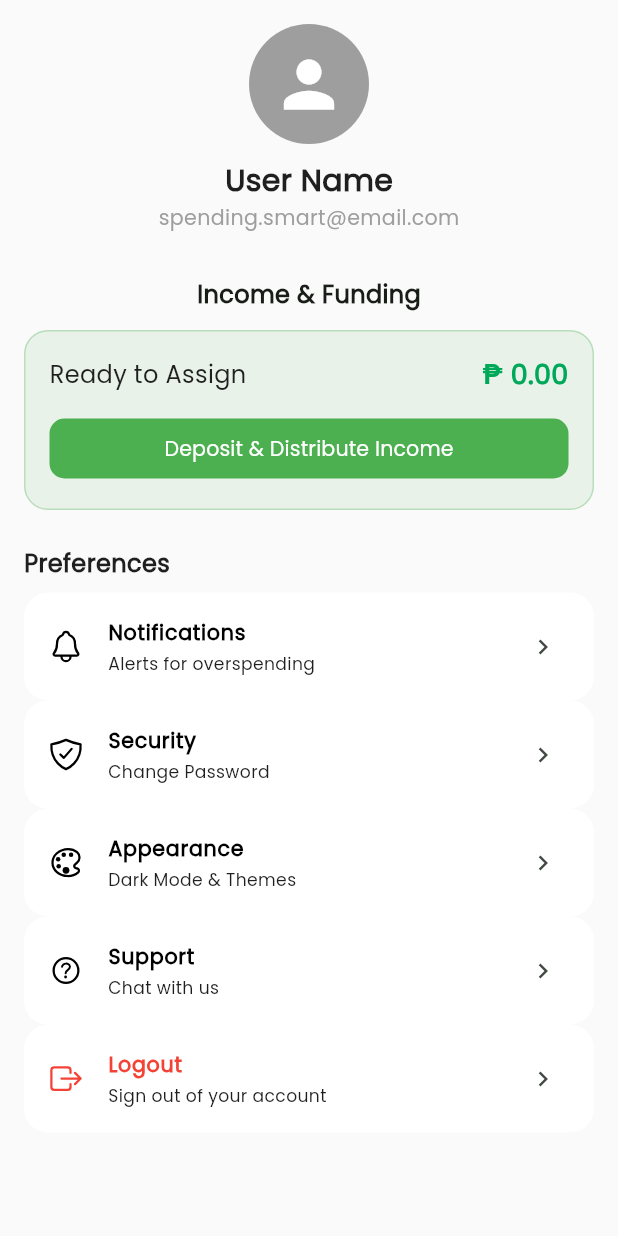
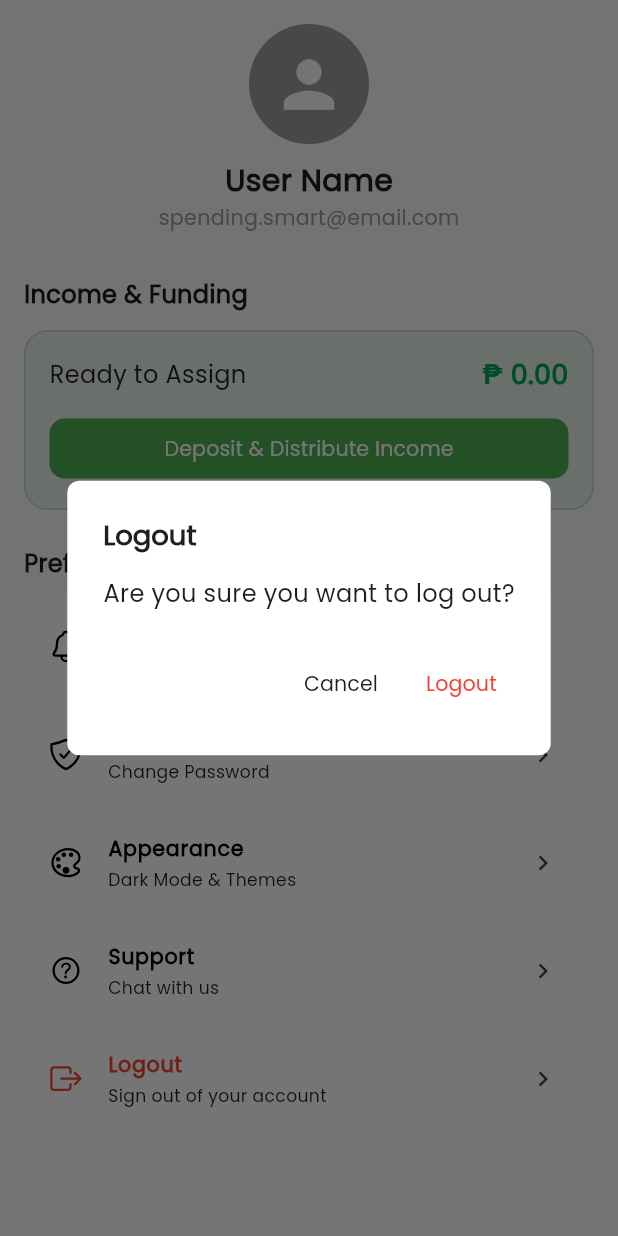
Before and after one commit to sam021624/spendsmart, a Flutter app: the ProfileScreen screen opened directly, after a tap on "Logout", on a phone screen of 412 x 824 dp. Run offline on Flutter 3.47's test engine with Material 3 defaults, Android fonts, the phone set to English and light mode, and no system bars; our stand-ins replace carousel_slider, cloud_firestore, dotted_border, firebase_auth, firebase_core, flutter_bloc and 7 more; accounts and stored records are empty.

Commit message:
[FEAT] remember me function
[FEAT] logout functionality

```diff
--- /dev/null
+++ b/lib/common/widgets/widget_snackbar.dart
@@ -0,0 +1,57 @@
+import 'package:flutter/material.dart';
+import 'package:toastification/toastification.dart';
+
+class WidgetSnackbar {
+  /// Shows a success toast
+  static void showSuccess({
+    required BuildContext context,
+    required String message,
+    String? title,
+  }) {
+    toastification.show(
+      context: context,
+      type: ToastificationType.success,
+      style: ToastificationStyle.flatColored,
+      title: Text(title ?? 'Success'),
+      description: Text(message),
+      alignment: Alignment.topRight,
+      autoCloseDuration: const Duration(seconds: 4),
+      borderRadius: BorderRadius.circular(12),
+      showProgressBar: true,
+    );
+  }
+
+  /// Shows an error toast (Perfect for your Login/Firebase errors)
+  static void showError({
+    required BuildContext context,
+    required String message,
+    String? title,
+  }) {
+    toastification.show(
+      context: context,
+      type: ToastificationType.error,
+      style: ToastificationStyle.flatColored,
+      title: Text(title ?? 'Error'),
+      description: Text(message),
+      alignment: Alignment.topRight,
+      autoCloseDuration: const Duration(seconds: 4),
+      primaryColor: Colors.red,
+      borderRadius: BorderRadius.circular(12),
+      showProgressBar: true,
+    );
+  }
+
+  static void showInfo({
+    required BuildContext context,
+    required String message,
+  }) {
+    toastification.show(
+      context: context,
+      type: ToastificationType.info,
+      style: ToastificationStyle.minimal,
+      description: Text(message),
+      alignment: Alignment.bottomCenter,
+      autoCloseDuration: const Duration(seconds: 3),
+    );
+  }
+}
--- a/lib/views/profile/presentation/profile_screen.dart
+++ b/lib/views/profile/presentation/profile_screen.dart
@@ -1,14 +1,41 @@
 import 'package:flutter/material.dart';
+import 'package:flutter_riverpod/flutter_riverpod.dart';
 import 'package:flutter_screenutil/flutter_screenutil.dart';
 import 'package:ionicons/ionicons.dart';
 import 'package:spendsmart/common/constants/app_colors.dart';
+import 'package:spendsmart/common/widgets/widget_snackbar.dart';
 import 'package:spendsmart/common/widgets/widget_text.dart';
+import 'package:spendsmart/core/helper/navigation_extension.dart';
+import 'package:spendsmart/core/services/auth_service.dart';
+import 'package:spendsmart/views/onboarding/onboarding_screen.dart';
 
-class ProfileScreen extends StatelessWidget {
+class ProfileScreen extends ConsumerWidget {
   const ProfileScreen({super.key});
 
+  Future<void> _handleLogout(BuildContext context, WidgetRef ref) async {
+    try {
+      await AuthService().signOut();
+
+      if (context.mounted) {
+        context.pushAndClear(OnboardingScreen());
+        WidgetSnackbar.showSuccess(
+          context: context,
+          title: "Logged Out",
+          message: "You have been successfully signed out.",
+        );
+      }
+    } catch (e) {
+      if (context.mounted) {
+        WidgetSnackbar.showError(
+          context: context,
+          message: "Failed to log out. Please try again.",
+        );
+      }
+    }
+  }
+
   @override
-  Widget build(BuildContext context) {
+  Widget build(BuildContext context, WidgetRef ref) {
     return Scaffold(
       body: SafeArea(
         child: SingleChildScrollView(
@@ -18,13 +45,13 @@ class ProfileScreen extends StatelessWidget {
               Center(
                 child: Column(
                   children: [
-                    CircleAvatar(
+                    const CircleAvatar(
                       radius: 40,
                       backgroundColor: Colors.grey,
                       child: Icon(Icons.person, size: 50, color: Colors.white),
                     ),
-                    SizedBox(height: 10),
-                    WidgetText(
+                    const SizedBox(height: 10),
+                    const WidgetText(
                       text: "User Name",
                       fontSize: 20,
                       fontWeight: FontWeight.bold,
@@ -40,65 +67,93 @@ class ProfileScreen extends StatelessWidget {
 
               const SizedBox(height: 30),
 
-              const Text(
-                "Income & Funding",
-                style: TextStyle(fontSize: 16, fontWeight: FontWeight.bold),
+              const Align(
+                alignment: Alignment.centerLeft,
+                child: Text(
+                  "Income & Funding",
+                  style: TextStyle(fontSize: 16, fontWeight: FontWeight.bold),
+                ),
               ),
               const SizedBox(height: 12),
               _buildFundingCard(context),
 
               const SizedBox(height: 24),
 
-              Align(
-                alignment: AlignmentGeometry.topLeft,
-                child: const WidgetText(
+              const Align(
+                alignment: Alignment.topLeft,
+                child: WidgetText(
                   text: "Preferences",
                   textAlign: TextAlign.start,
                   fontWeight: FontWeight.bold,
                 ),
               ),
               const SizedBox(height: 8),
+
               _buildSettingsTile(
-                Ionicons.notifications_outline,
-                Colors.black,
-                "Notifications",
-                Colors.black,
-                "Alerts for overspending",
+                icon: Ionicons.notifications_outline,
+                title: "Notifications",
+                subtitle: "Alerts for overspending",
               ),
               _buildSettingsTile(
-                Ionicons.shield_checkmark_outline,
-                Colors.black,
-                "Security",
-                Colors.black,
-                "Change Password",
+                icon: Ionicons.shield_checkmark_outline,
+                title: "Security",
+                subtitle: "Change Password",
               ),
               _buildSettingsTile(
-                Ionicons.color_palette_outline,
-                Colors.black,
-                "Appearance",
-                Colors.black,
-                "Dark Mode & Themes",
+                icon: Ionicons.color_palette_outline,
+                title: "Appearance",
+                subtitle: "Dark Mode & Themes",
               ),
               _buildSettingsTile(
-                Ionicons.help_circle_outline,
-                Colors.black,
-                "Support",
-                Colors.black,
-                "Chat with us",
+                icon: Ionicons.help_circle_outline,
+                title: "Support",
+                subtitle: "Chat with us",
               ),
 
               _buildSettingsTile(
-                Ionicons.exit_outline,
-                AppColors.red,
-                "Logout",
-                AppColors.red,
-                "Sign out of your account",
+                icon: Ionicons.exit_outline,
+                iconColor: AppColors.red,
+                title: "Logout",
+                titleColor: AppColors.red,
+                subtitle: "Sign out of your account",
+                onTap: () => _showLogoutDialog(context, ref),
               ),
 
               const SizedBox(height: 20),
             ],
           ),
         ),
+      ),
+    );
+  }
+
+  void _showLogoutDialog(BuildContext context, WidgetRef ref) {
+    showDialog(
+      context: context,
+      builder: (context) => AlertDialog(
+        title: WidgetText(
+          text: "Logout",
+          fontSize: 16.sp,
+          fontWeight: FontWeight.bold,
+        ),
+        content: const WidgetText(text: "Are you sure you want to log out?"),
+        actions: [
+          TextButton(
+            onPressed: () => Navigator.pop(context),
+            child: WidgetText(text: "Cancel", fontSize: 12.sp),
+          ),
+          TextButton(
+            onPressed: () {
+              Navigator.pop(context);
+              _handleLogout(context, ref);
+            },
+            child: WidgetText(
+              text: "Logout",
+              textColor: AppColors.red,
+              fontSize: 12.sp,
+            ),
+          ),
+        ],
       ),
     );
   }
@@ -149,13 +204,14 @@ class ProfileScreen extends StatelessWidget {
     );
   }
 
-  Widget _buildSettingsTile(
-    IconData icon,
-    Color iconColor,
-    String title,
-    Color titleColor,
-    String subtitle,
-  ) {
+  Widget _buildSettingsTile({
+    required IconData icon,
+    Color iconColor = Colors.black,
+    required String title,
+    Color titleColor = Colors.black,
+    required String subtitle,
+    VoidCallback? onTap,
+  }) {
     return ListTile(
       leading: Icon(icon, color: iconColor),
       title: WidgetText(
@@ -166,7 +222,7 @@ class ProfileScreen extends StatelessWidget {
       ),
       subtitle: WidgetText(text: subtitle, fontSize: 10.sp),
       trailing: const Icon(Icons.chevron_right, size: 20),
-      onTap: () {},
+      onTap: onTap ?? () {},
     );
   }
 }
--- a/pubspec.yaml
+++ b/pubspec.yaml
@@ -26,6 +26,8 @@ dependencies:
   google_sign_in: ^7.2.0
   dotted_border: ^3.1.0
   flutter_riverpod: ^3.2.1
+  shared_preferences: ^2.5.4
+  toastification: ^3.0.3
 
 dev_dependencies:
   flutter_test:
```
Also changed, not shown: lib/views/auth/sign_in/presentation/sign_in_screen.dart (+70 -36 lines).
